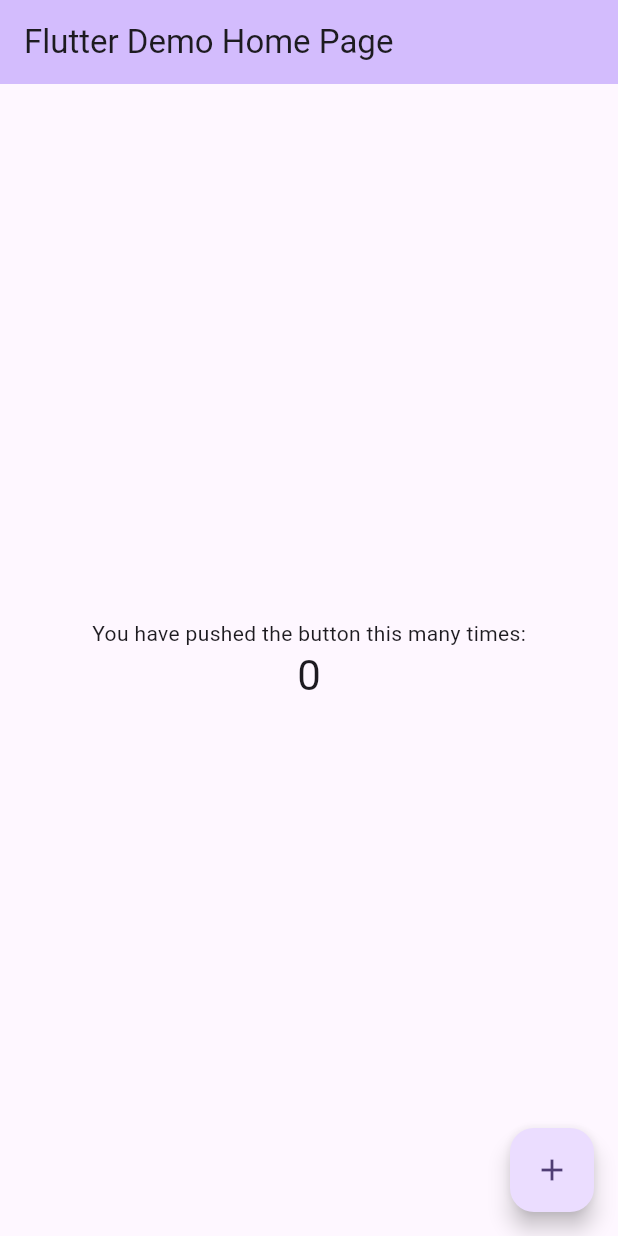
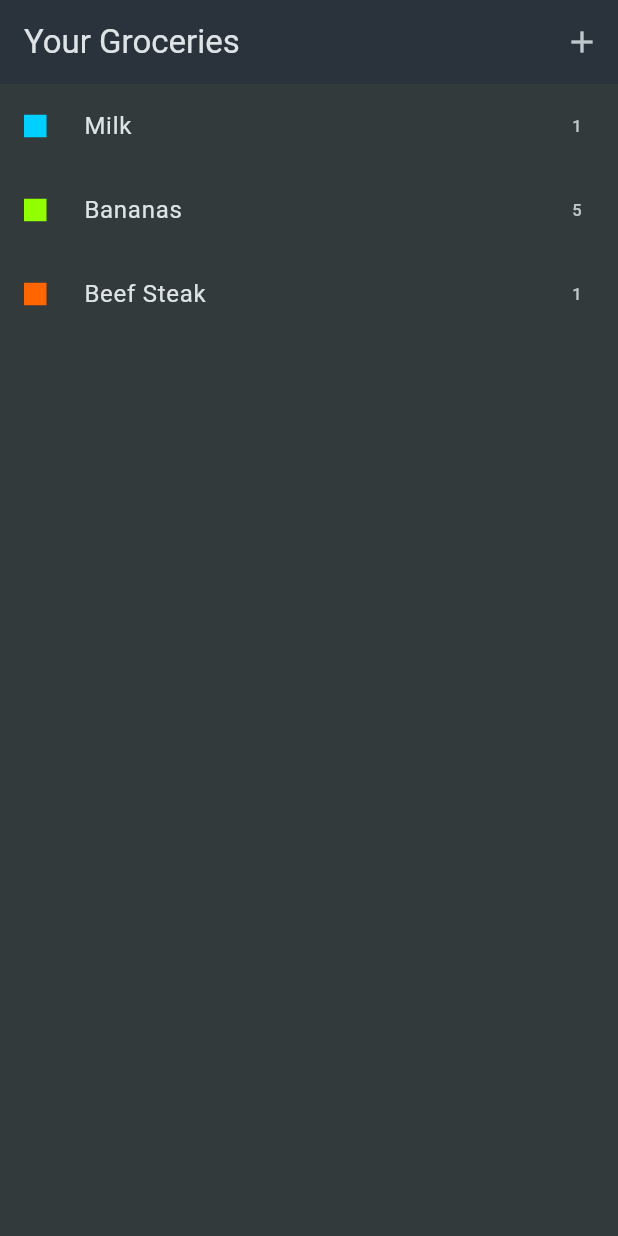
Before and after one commit to veysean/W12-Quiz, a Flutter app: the screen it shows after launch, on a phone screen of 412 x 824 dp. Run offline on Flutter 3.47's test engine with Material 3 defaults, Android fonts, the phone set to English and light mode, and no system bars.

Commit message:
Start code

```diff
--- /dev/null
+++ b/w12_quiz/lib/data/mock_grocery_repository.dart
@@ -0,0 +1,19 @@
+import '../models/grocery.dart';
+
+final dummyGroceryItems = [
+  const Grocery(
+      id: 'a',
+      name: 'Milk',
+      quantity: 1,
+      category: GroceryCategory.dairy),
+  const Grocery(
+      id: 'b',
+      name: 'Bananas',
+      quantity: 5,
+      category: GroceryCategory.fruit),
+  const Grocery(
+      id: 'c',
+      name: 'Beef Steak',
+      quantity: 1,
+      category: GroceryCategory.meat),
+];
--- a/w12_quiz/lib/main.dart
+++ b/w12_quiz/lib/main.dart
@@ -1,6 +1,9 @@
 import 'package:flutter/material.dart';
+import 'ui/groceries/grocery_list.dart';
+
 
 void main() {
+
   runApp(const MyApp());
 }
 
@@ -11,112 +14,17 @@
   @override
   Widget build(BuildContext context) {
     return MaterialApp(
-      title: 'Flutter Demo',
-      theme: ThemeData(
-        // This is the theme of your application.
-        //
-        // TRY THIS: Try running your application with "flutter run". You'll see
-        // the application has a purple toolbar. Then, without quitting the app,
-        // try changing the seedColor in the colorScheme below to Colors.green
-        // and then invoke "hot reload" (save your changes or press the "hot
-        // reload" button in a Flutter-supported IDE, or press "r" if you used
-        // the command line to start the app).
-        //
-        // Notice that the counter didn't reset back to zero; the application
-        // state is not lost during the reload. To reset the state, use hot
-        // restart instead.
-        //
-        // This works for code too, not just values: Most code changes can be
-        // tested with just a hot reload.
-        colorScheme: ColorScheme.fromSeed(seedColor: Colors.deepPurple),
+      debugShowCheckedModeBanner: false,
+      title: 'Flutter Groceries',
+      theme: ThemeData.dark().copyWith(
+        colorScheme: ColorScheme.fromSeed(
+          seedColor: const Color.fromARGB(255, 147, 229, 250),
+          brightness: Brightness.dark,
+          surface: const Color.fromARGB(255, 42, 51, 59),
+        ),
+        scaffoldBackgroundColor: const Color.fromARGB(255, 50, 58, 60),
       ),
-      home: const MyHomePage(title: 'Flutter Demo Home Page'),
+      home: const GroceryList(),
     );
   }
 }
-
-class MyHomePage extends StatefulWidget {
-  const MyHomePage({super.key, required this.title});
-
-  // This widget is the home page of your application. It is stateful, meaning
-  // that it has a State object (defined below) that contains fields that affect
-  // how it looks.
-
-  // This class is the configuration for the state. It holds the values (in this
-  // case the title) provided by the parent (in this case the App widget) and
-  // used by the build method of the State. Fields in a Widget subclass are
-  // always marked "final".
-
-  final String title;
-
-  @override
-  State<MyHomePage> createState() => _MyHomePageState();
-}
-
-class _MyHomePageState extends State<MyHomePage> {
-  int _counter = 0;
-
-  void _incrementCounter() {
-    setState(() {
-      // This call to setState tells the Flutter framework that something has
-      // changed in this State, which causes it to rerun the build method below
-      // so that the display can reflect the updated values. If we changed
-      // _counter without calling setState(), then the build method would not be
-      // called again, and so nothing would appear to happen.
-      _counter++;
-    });
-  }
-
-  @override
-  Widget build(BuildContext context) {
-    // This method is rerun every time setState is called, for instance as done
-    // by the _incrementCounter method above.
-    //
-    // The Flutter framework has been optimized to make rerunning build methods
-    // fast, so that you can just rebuild anything that needs updating rather
-    // than having to individually change instances of widgets.
-    return Scaffold(
-      appBar: AppBar(
-        // TRY THIS: Try changing the color here to a specific color (to
-        // Colors.amber, perhaps?) and trigger a hot reload to see the AppBar
-        // change color while the other colors stay the same.
-        backgroundColor: Theme.of(context).colorScheme.inversePrimary,
-        // Here we take the value from the MyHomePage object that was created by
-        // the App.build method, and use it to set our appbar title.
-        title: Text(widget.title),
-      ),
-      body: Center(
-        // Center is a layout widget. It takes a single child and positions it
-        // in the middle of the parent.
-        child: Column(
-          // Column is also a layout widget. It takes a list of children and
-          // arranges them vertically. By default, it sizes itself to fit its
-          // children horizontally, and tries to be as tall as its parent.
-          //
-          // Column has various properties to control how it sizes itself and
-          // how it positions its children. Here we use mainAxisAlignment to
-          // center the children vertically; the main axis here is the vertical
-          // axis because Columns are vertical (the cross axis would be
-          // horizontal).
-          //
-          // TRY THIS: Invoke "debug painting" (choose the "Toggle Debug Paint"
-          // action in the IDE, or press "p" in the console), to see the
-          // wireframe for each widget.
-          mainAxisAlignment: MainAxisAlignment.center,
-          children: <Widget>[
-            const Text('You have pushed the button this many times:'),
-            Text(
-              '$_counter',
-              style: Theme.of(context).textTheme.headlineMedium,
-            ),
-          ],
-        ),
-      ),
-      floatingActionButton: FloatingActionButton(
-        onPressed: _incrementCounter,
-        tooltip: 'Increment',
-        child: const Icon(Icons.add),
-      ), // This trailing comma makes auto-formatting nicer for build methods.
-    );
-  }
-}
--- /dev/null
+++ b/w12_quiz/lib/models/grocery.dart
@@ -0,0 +1,35 @@
+import 'dart:ui';
+
+
+class Grocery {
+  const Grocery({
+    required this.id,
+    required this.name,
+    required this.quantity,
+    required this.category,
+  });
+
+  final String id;
+  final String name;
+  final int quantity;
+  final GroceryCategory category;
+}
+
+
+enum GroceryCategory {
+  vegetables('Vegetables', Color.fromARGB(255, 0, 255, 128)),
+  fruit('Fruit', Color.fromARGB(255, 145, 255, 0)),
+  meat('Meat', Color.fromARGB(255, 255, 102, 0)),
+  dairy('Dairy', Color.fromARGB(255, 0, 208, 255)),
+  carbs('Carbs', Color.fromARGB(255, 0, 60, 255)),
+  sweets('Sweets', Color.fromARGB(255, 255, 149, 0)),
+  spices('Spices', Color.fromARGB(255, 255, 187, 0)),
+  convenience('Convenience', Color.fromARGB(255, 191, 0, 255)),
+  hygiene('Hygiene', Color.fromARGB(255, 149, 0, 255)),
+  other('Other', Color.fromARGB(255, 0, 225, 255));
+
+  final String label;
+  final Color color;
+
+  const GroceryCategory(this.label, this.color);
+}
--- /dev/null
+++ b/w12_quiz/lib/ui/groceries/grocery_list.dart
@@ -0,0 +1,53 @@
+import 'package:flutter/material.dart';
+
+import '../../data/mock_grocery_repository.dart';
+import '../../models/grocery.dart';
+
+class GroceryList extends StatefulWidget {
+  const GroceryList({super.key});
+
+  @override
+  State<GroceryList> createState() => _GroceryListState();
+}
+
+class _GroceryListState extends State<GroceryList> {
+  void onCreate() {
+    // TODO-4 - Navigate to the form screen using the Navigator push
+  }
+
+  @override
+  Widget build(BuildContext context) {
+    Widget content = const Center(child: Text('No items added yet.'));
+
+    if (dummyGroceryItems.isNotEmpty) {
+      //  Display groceries with an Item builder and  LIst Tile
+      content = ListView.builder(
+        itemCount: dummyGroceryItems.length,
+        itemBuilder: (context, index) => GroceryItem(grocery: dummyGroceryItems[index],),
+      );
+    }
+
+    return Scaffold(
+      appBar: AppBar(
+        title: const Text('Your Groceries'),
+        actions: [IconButton(onPressed: () => {}, icon: const Icon(Icons.add))],
+      ),
+      body: content,
+    );
+  }
+}
+
+class GroceryItem extends StatelessWidget {
+  const GroceryItem({super.key, required this.grocery});
+
+  final Grocery grocery;
+
+  @override
+  Widget build(BuildContext context) {
+    return ListTile(
+      leading: Container(color: grocery.category.color, width: 15, height: 15,),
+      title: Text(grocery.name),
+      trailing: Text(grocery.quantity.toString()),
+    );
+  }
+}
```
Also changed, not shown: w12_quiz/lib/ui/groceries/grocery_form.dart (added, +107 -0 lines).
